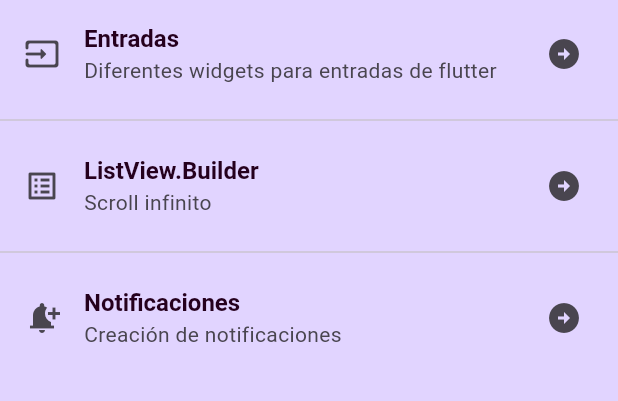
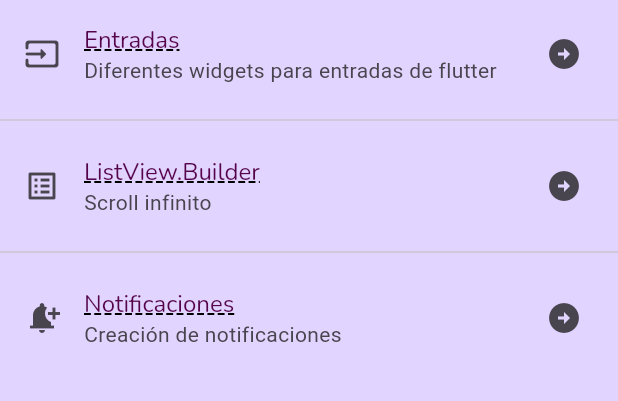
Before and after one commit to ismontana/componentes_flutter, a Flutter app: the screen it shows after launch, on a phone screen of 412 x 824 dp, the part 84-485 px from its top. Run offline on Flutter 3.47's test engine with Material 3 defaults, Android fonts, the phone set to English and light mode, and no system bars; our stand-ins replace google_fonts; Roboto replaces fonts that are missing (sans-helvetica).

Commit message:
Adding Google Fonts to the AppTheme

```diff
--- a/lib/theme/app_theme.dart
+++ b/lib/theme/app_theme.dart
@@ -1,5 +1,6 @@
 
 import 'package:flutter/material.dart';
+import 'package:google_fonts/google_fonts.dart';
 
 class AppTheme{
   // Declaraciones de color
@@ -10,13 +11,18 @@ class AppTheme{
   static final ThemeData lightTheme = ThemeData.light().copyWith(
     scaffoldBackgroundColor: backColor,
     appBarTheme: const AppBarTheme(color:mainColor),
-    textTheme: const TextTheme(
-      headlineLarge: TextStyle(
-        color: Color.fromARGB(255, 37, 0, 29),
+    textTheme: TextTheme(
+      headlineLarge: GoogleFonts.nunito(
+        color: mainColor,
         fontSize: 16.0,
-        fontWeight: FontWeight.bold,
-        fontFamily: 'sans-helvetica',
+        fontWeight: FontWeight.w400,
+        decoration: TextDecoration.underline,
+        decorationColor: Colors.black,
+        decorationStyle: TextDecorationStyle.dashed,
+        decorationThickness: 3.0,
+       // fontStyle: FontStyle.italic,
         ),
+       // bodySmall:
       ),
   );
 }
--- a/pubspec.yaml
+++ b/pubspec.yaml
@@ -9,6 +9,7 @@ environment:
 dependencies:
   flutter:
     sdk: flutter
+  google_fonts: ^6.1.0
 
 dev_dependencies:
   flutter_test:
```
Also changed, not shown: pubspec.lock.
